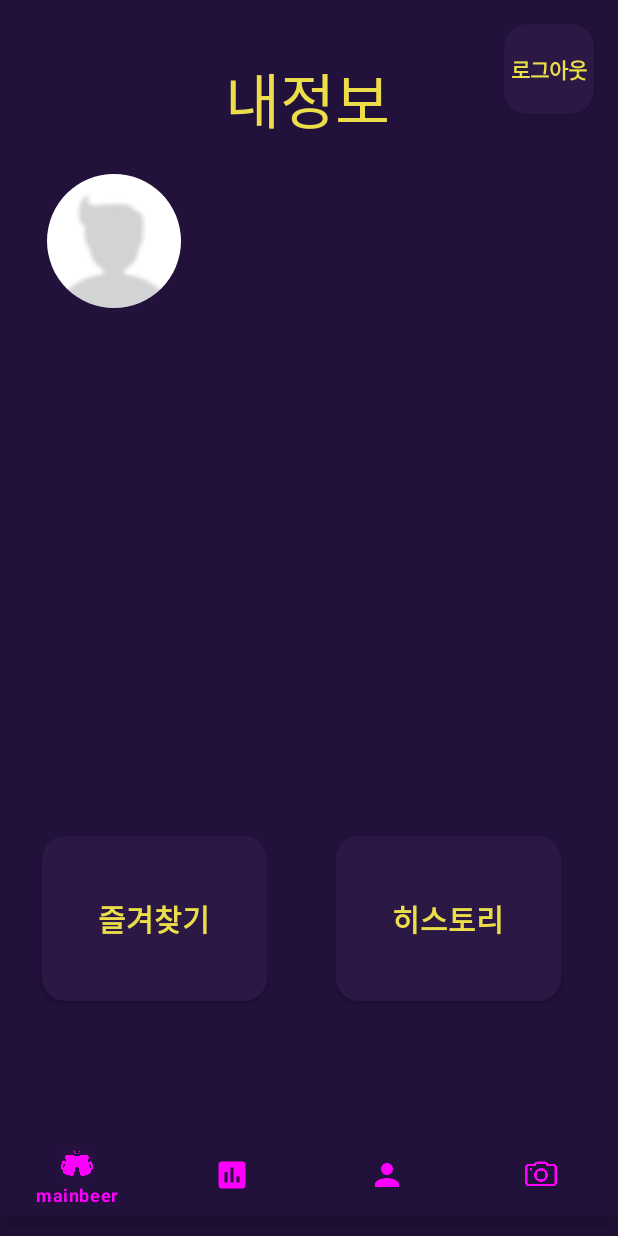
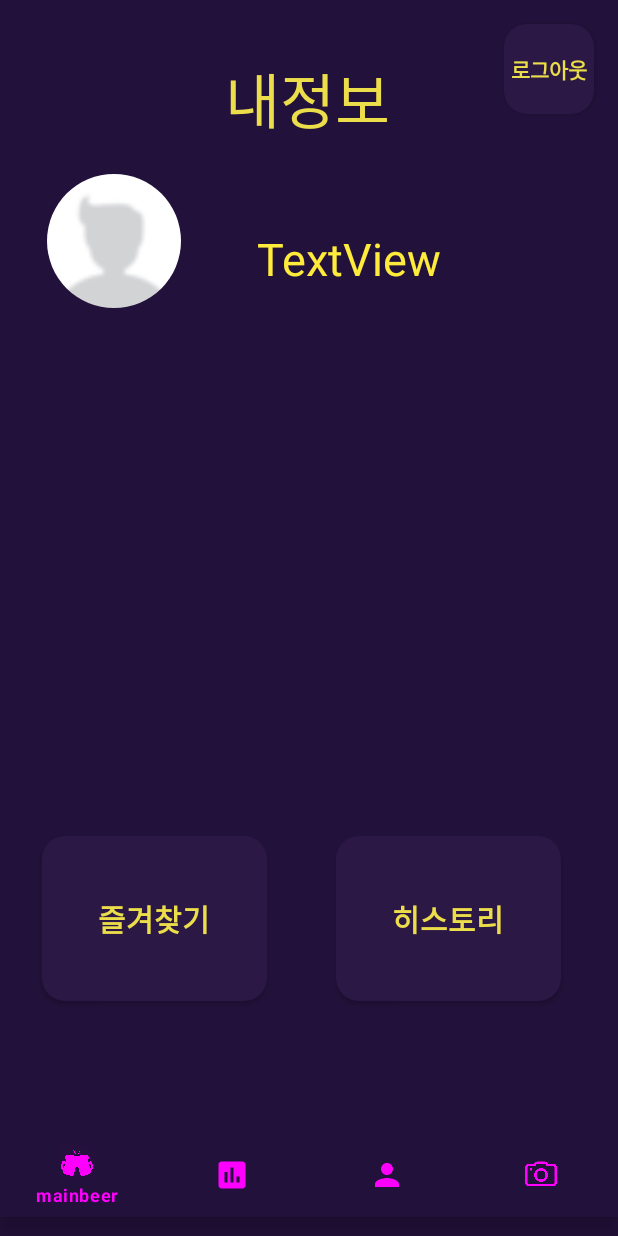
Before and after one commit to JudasKiss/Be_a_Beer, an Android app: the layout activity_my_info.xml on its own in the app's theme, with its tools: preview values and no code run, on a phone screen of 412 x 824 dp. Run offline under Robolectric (Android 15) with nearby library versions, the phone set to English and light mode, and no system bars.

Commit message:
ninja turtle
ninja turtle

```diff
--- a/app/src/main/java/com/cookandroid/beer/RecommendBeer.java
+++ b/app/src/main/java/com/cookandroid/beer/RecommendBeer.java
@@ -62,7 +62,7 @@ public class RecommendBeer extends AppCompatActivity implements View.OnClickList
         setContentView(R.layout.activity_recommend_beer);
 
         mPostRecyclerView = findViewById(R.id.main_recyclerview);
-        test=findViewById(R.id.jebaltext);
+        //test=findViewById(R.id.jebaltext);
 
 
 
@@ -320,7 +320,7 @@ public class RecommendBeer extends AppCompatActivity implements View.OnClickList
                 //String barcode="4066600601920";
                 for(DataSnapshot ds: snapshot.getChildren()){
                     if(ds.getKey().equals(barcode)){
-                        test.setText(ds.getKey());
+                        //test.setText(ds.getKey());
                         rDatabase=mDatabase.child(barcode).child("post");
                         rDatabase.addValueEventListener(new ValueEventListener() {
                             @Override
@@ -343,7 +343,7 @@ public class RecommendBeer extends AppCompatActivity implements View.OnClickList
             }
             @Override
             public void onCancelled(@NonNull DatabaseError error) {
-                test.setText("siballll");
+
             }
         });
 
--- a/app/src/main/res/layout/activity_my_info.xml
+++ b/app/src/main/res/layout/activity_my_info.xml
@@ -81,15 +81,16 @@
                     app:layout_constraintStart_toEndOf="@+id/bookmarkButton" />
 
                 <TextView
-                    android:id="@+id/myIdView"
-                    android:layout_width="193dp"
-                    android:layout_height="42dp"
-                    android:layout_marginTop="24dp"
-                    android:layout_marginEnd="68dp"
-                    android:layout_marginRight="68dp"
-                    android:textColor="@color/white"
-                    android:textSize="20dp"
+                    android:id="@+id/nameView"
+                    android:layout_width="164dp"
+                    android:layout_height="41dp"
+                    android:layout_marginTop="56dp"
+                    android:text="TextView"
+                    android:textColor="#FFEB3B"
+                    android:textSize="30sp"
                     app:layout_constraintEnd_toEndOf="parent"
+                    app:layout_constraintHorizontal_bias="0.692"
+                    app:layout_constraintStart_toStartOf="parent"
                     app:layout_constraintTop_toBottomOf="@+id/textView8" />
 
                 <androidx.appcompat.widget.AppCompatButton
```
Also changed, not shown: app/src/main/java/com/cookandroid/beer/MyInfo.java (+19 -1 lines), app/src/main/res/layout/activity_recommend_beer.xml (+0 -8 lines).
